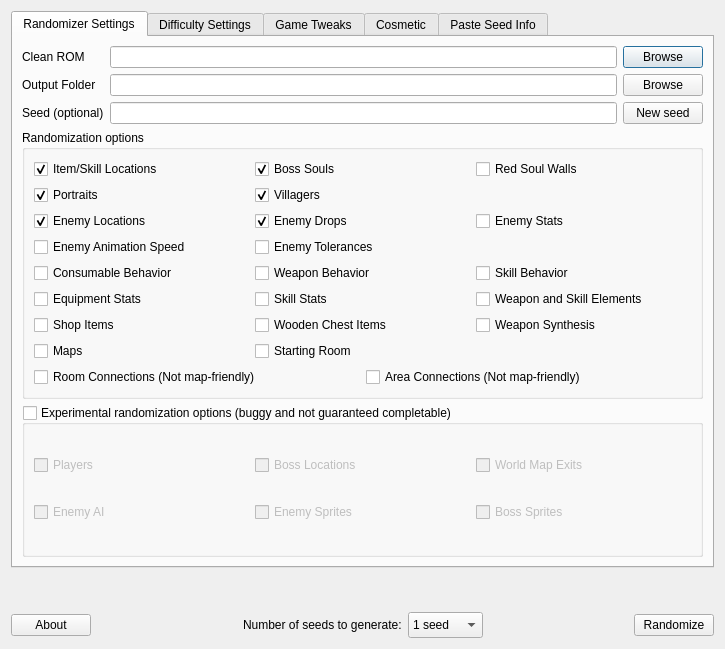
Above: randomizer.ui from LagoLunatic/dsvrandom before the change. Below: the same form after it.
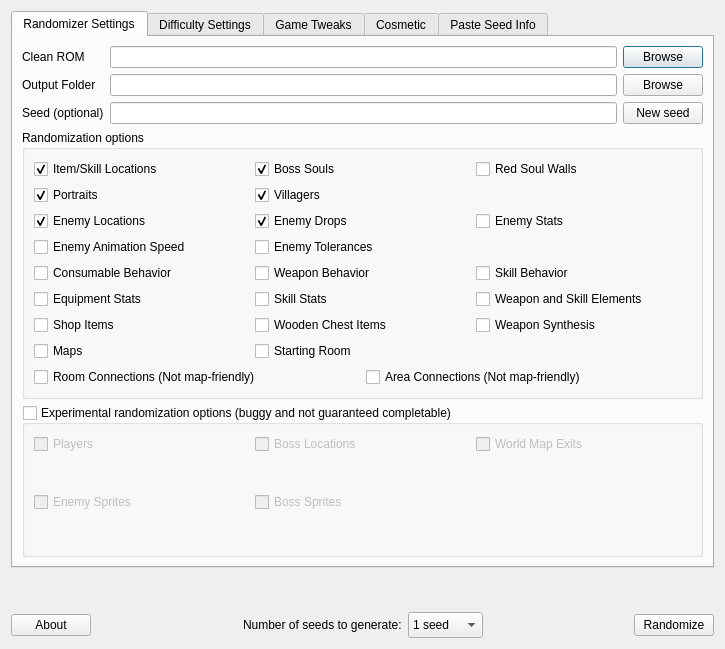
That is the form after the change. Icons and pictures are not drawn.

Commit message: Remove enemy AI randomizer

Patch:
```diff
--- a/randomizer.ui
+++ b/randomizer.ui
@@ -433,16 +433,6 @@
           </item>
           <item>
            <layout class="QHBoxLayout" name="horizontalLayout_8">
-            <item>
-             <widget class="QCheckBox" name="randomize_enemy_ai">
-              <property name="toolTip">
-               <string>Shuffles the AI of non-boss enemies (extremely buggy).</string>
-              </property>
-              <property name="text">
-               <string>Enemy AI</string>
-              </property>
-             </widget>
-            </item>
             <item>
              <widget class="QCheckBox" name="randomize_enemy_sprites">
               <property name="text">
@@ -457,6 +447,9 @@
               </property>
              </widget>
             </item>
+            <item>
+             <widget class="QWidget" name="widget_4" native="true"/>
+            </item>
            </layout>
           </item>
          </layout>
```
Left out of the diff: 5 changed lines with no effect on the pictures. The commit also changes 3 other files.
